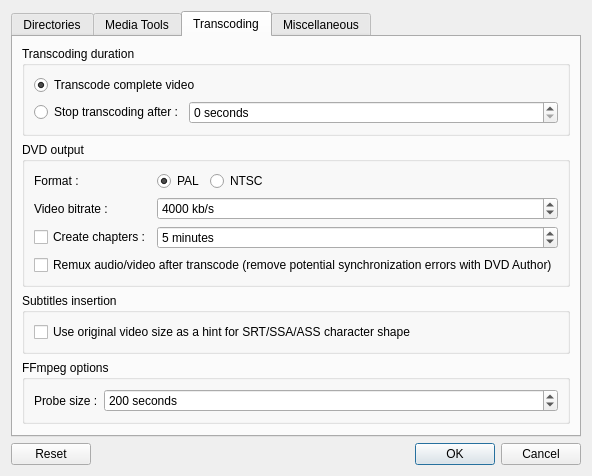
First picture: the form in src/QtlMovie/QtlMovieEditSettings.ui, repository qtlmovie/qtlmovie, before the edit.
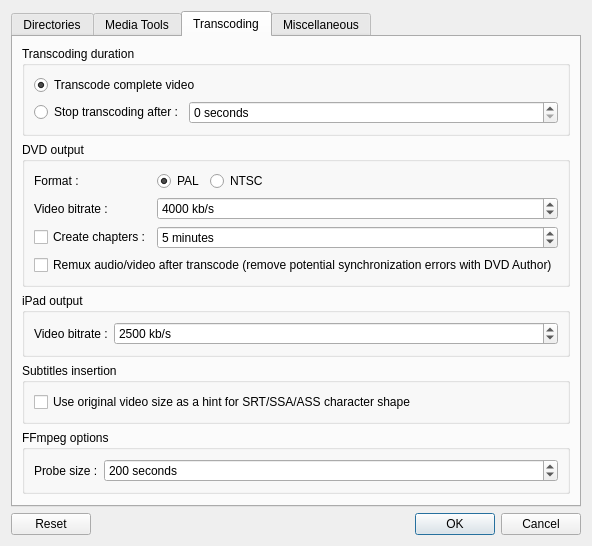
Second picture: the form after the edit. The open tabs and pages were chosen to show the change. Icons and pictures are not drawn. Custom widgets are drawn as their Qt base class.

Commit message: Added adjustable video bitrate for iPad in the settings. The default value remains 2.5 Mb/s.

What changed in the file:
```diff
--- a/src/QtlMovie/QtlMovieEditSettings.ui
+++ b/src/QtlMovie/QtlMovieEditSettings.ui
@@ -7,7 +7,7 @@
     <x>0</x>
     <y>0</y>
     <width>567</width>
-    <height>460</height>
+    <height>515</height>
    </rect>
   </property>
   <property name="windowTitle">
@@ -463,6 +463,53 @@
          </layout>
         </widget>
        </item>
+       <item>
+        <widget class="QGroupBox" name="groupBoxIpadOutput">
+         <property name="title">
+          <string>iPad output</string>
+         </property>
+         <layout class="QGridLayout" name="gridLayout_4">
+          <item row="0" column="0">
+           <widget class="QLabel" name="labelIpadBitrate">
+            <property name="sizePolicy">
+             <sizepolicy hsizetype="Minimum" vsizetype="Preferred">
+              <horstretch>0</horstretch>
+              <verstretch>0</verstretch>
+             </sizepolicy>
+            </property>
+            <property name="text">
+             <string>Video bitrate :</string>
+            </property>
+           </widget>
+          </item>
+          <item row="0" column="1">
+           <widget class="QSpinBox" name="spinIpadBitrate">
+            <property name="sizePolicy">
+             <sizepolicy hsizetype="MinimumExpanding" vsizetype="Fixed">
+              <horstretch>0</horstretch>
+              <verstretch>0</verstretch>
+             </sizepolicy>
+            </property>
+            <property name="suffix">
+             <string> kb/s</string>
+            </property>
+            <property name="minimum">
+             <number>500</number>
+            </property>
+            <property name="maximum">
+             <number>10000</number>
+            </property>
+            <property name="singleStep">
+             <number>100</number>
+            </property>
+            <property name="value">
+             <number>2500</number>
+            </property>
+           </widget>
+          </item>
+         </layout>
+        </widget>
+       </item>
        <item>
         <widget class="QGroupBox" name="groupBoxSubtitles">
          <property name="title">
```
The commit also changes 7 other files.
